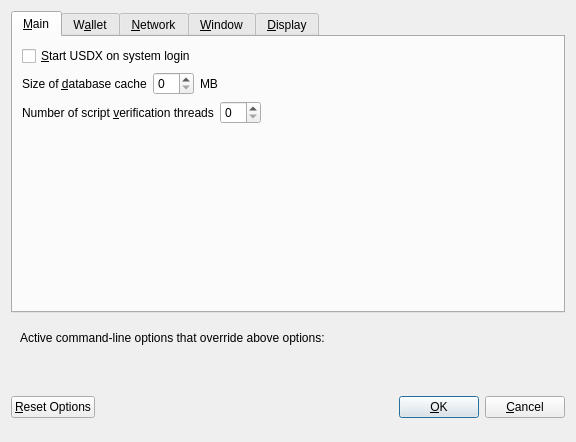
Qt form src/qt/forms/optionsdialog.ui (TheCodexBlockchain/advantage) before a commit.
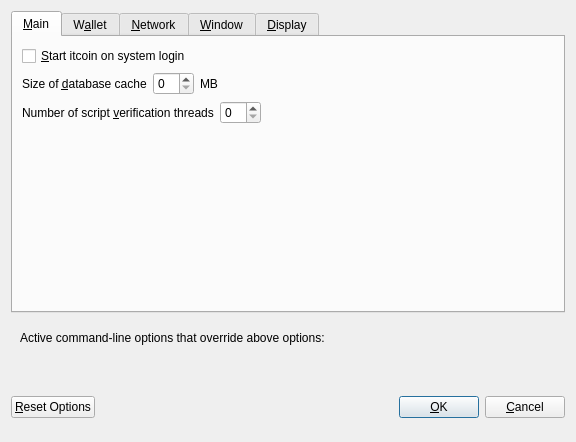
The same form after that commit. Custom widgets are drawn as their Qt base class.

Commit message: rebrand itcoin

Patch:
```diff
--- a/src/qt/forms/optionsdialog.ui
+++ b/src/qt/forms/optionsdialog.ui
@@ -33,7 +33,7 @@
           <string>Automatically start USDX after logging in to the system.</string>
          </property>
          <property name="text">
-          <string>&amp;Start USDX on system login</string>
+          <string>&amp;Start itcoin on system login</string>
          </property>
         </widget>
        </item>
```
Left out of the diff: 8 changed lines with no effect on the pictures. The commit also changes 254 other files.
